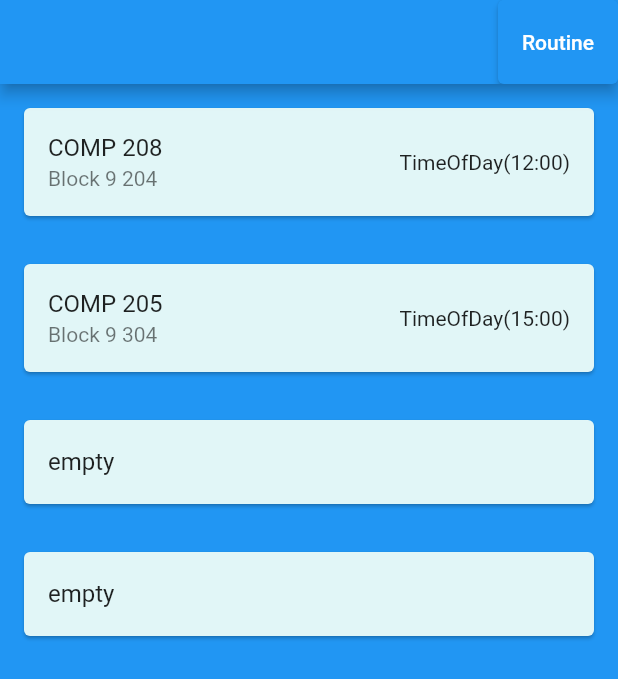
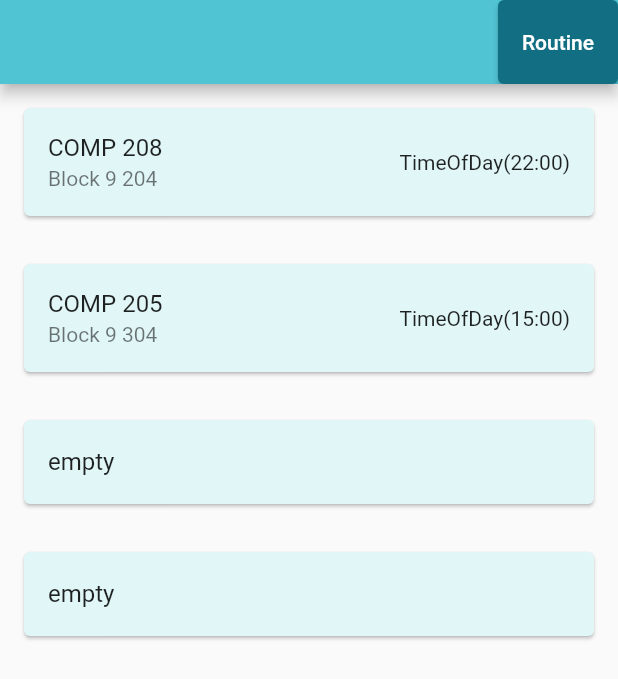
Before and after one commit to IsharMhzn/Hamro-Kakshyaa, a Flutter app: the RoutineSec screen opened directly, after a tap on "Upcoming Class", on a phone screen of 412 x 824 dp. Shown: the top 679 px of the screen. Run offline on Flutter 3.47's test engine with Material 2 defaults, Android fonts, the phone set to English and light mode, and no system bars; our stand-ins replace google_fonts.

Commit message:
Color modified to match our color pallete.

```diff
--- a/flutter/hamro_kakshya/lib/navbar.dart
+++ b/flutter/hamro_kakshya/lib/navbar.dart
@@ -5,7 +5,7 @@ import 'notice.dart';
 import 'profile.dart';
 import 'routine/routinepage.dart';
 import 'note.dart';
-import 'routine/routine.dart';
+// import 'routine/routine.dart';
 
 void main() {
   runApp(MaterialApp(
--- a/flutter/hamro_kakshya/lib/routine/routinepage.dart
+++ b/flutter/hamro_kakshya/lib/routine/routinepage.dart
@@ -57,7 +57,7 @@ class _RoutinePageState extends State<RoutinePage> {
             ),
           ),
           SizedBox(
-            height: 25,
+            height: 20,
           ),
           Column(
             mainAxisAlignment: MainAxisAlignment.start,
@@ -103,6 +103,11 @@ class _RoutinePageState extends State<RoutinePage> {
           ),
           ElevatedButton(
             child: Text('Upcoming Class'),
+            style: ElevatedButton.styleFrom(
+              primary: const Color(0xFF126E82), // background
+              onSurface: Colors.yellow,
+              onPrimary: Colors.white, // foreground
+            ),
             onPressed: () {
               Navigator.push(context,
                   MaterialPageRoute(builder: (context) => (UpcomingClass())));
@@ -181,7 +186,7 @@ class _UpcomingClassState extends State<UpcomingClass> {
     Class(
         subject: 'COMP 208',
         venue: 'Block 9 204',
-        classtime: TimeOfDay(hour: 12, minute: 0)),
+        classtime: TimeOfDay(hour: 22, minute: 0)),
     Class(
         subject: 'COMP 205',
         venue: 'Block 9 304',
@@ -201,9 +206,16 @@ class _UpcomingClassState extends State<UpcomingClass> {
     return MaterialApp(
         debugShowCheckedModeBanner: false,
         home: Scaffold(
-            backgroundColor: Colors.blue,
-            appBar: AppBar(actions: [
+            // backgroundColor: const Color(0xffe1f6f7),
+            appBar: AppBar(
+              backgroundColor: const Color(0xFF51C4D3),
+              actions: [
               ElevatedButton(
+                style: ElevatedButton.styleFrom(
+                  primary: const Color(0xFF126E82), // background
+                  onSurface: Colors.yellow,
+                  onPrimary: Colors.white, // foreground
+                ),
                   onPressed: () {
                     Navigator.pop(context);
                   },
```
Also changed, not shown: flutter/hamro_kakshya/lib/noticedetail.dart (added).
